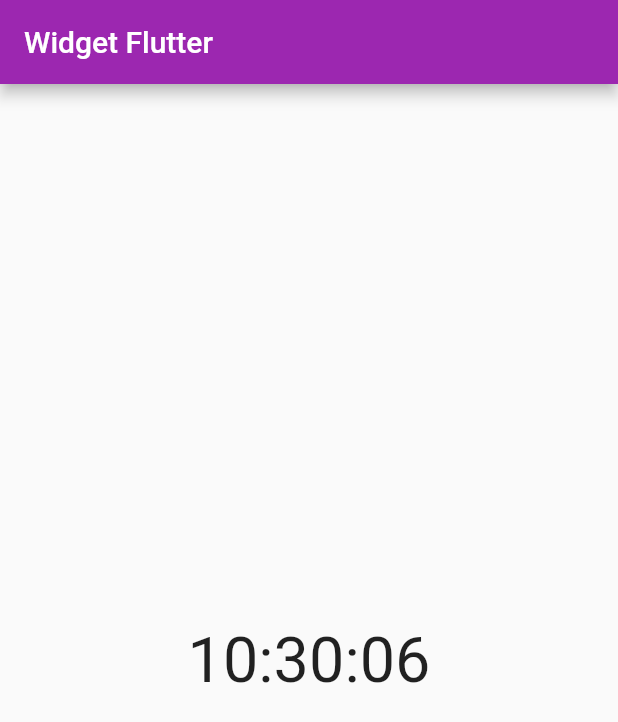
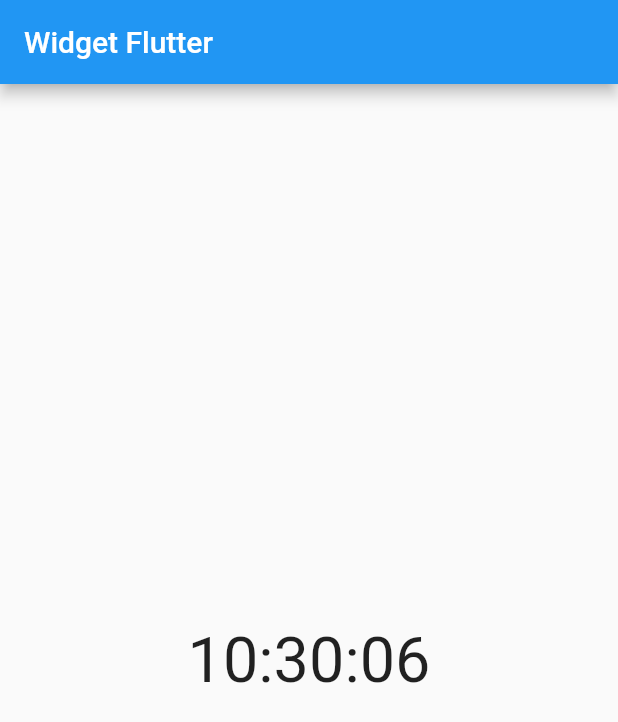
Before and after one commit to naufalulwan/flutter_Naufal-Ulwan, a Flutter app: the screen it shows after launch, on a phone screen of 412 x 824 dp. Shown: the top 722 px of the screen. Run offline on Flutter 3.47's test engine with Material 2 defaults, Android fonts, the phone set to English and light mode, and no system bars.

Commit message:
Melanjutkan task untuk no 2

```diff
--- /dev/null
+++ b/11_Introduction Flutter Widget/praktikum/number1/lib/Page_1/app_bar.dart
@@ -0,0 +1,24 @@
+import 'package:flutter/material.dart';
+import 'package:number1/page_1/home_page.dart';
+
+class Appbar extends StatelessWidget {
+  const Appbar({
+    Key? key,
+    required this.title,
+    required this.background,
+  }) : super(key: key);
+  final Color background;
+  final String title;
+  @override
+  Widget build(BuildContext context) {
+    return MaterialApp(
+      home: Scaffold(
+        appBar: AppBar(
+          title: Text(title),
+          backgroundColor: background,
+        ),
+        body: HomePage(),
+      ),
+    );
+  }
+}
--- /dev/null
+++ b/11_Introduction Flutter Widget/praktikum/number1/lib/Page_1/clock.dart
@@ -0,0 +1,36 @@
+import 'package:flutter/material.dart';
+import 'dart:async';
+
+class Clock extends StatefulWidget {
+  const Clock({Key? key}) : super(key: key);
+  @override
+  State<Clock> createState() => _ClockState();
+}
+
+class _ClockState extends State<Clock> {
+  var time = 'Hello world';
+  @override
+  Widget build(BuildContext context) {
+    return Container(
+      child: Text(
+        time,
+        style: TextStyle(
+          fontSize: 42,
+        ),
+      ),
+    );
+  }
+
+  startTime() {
+    Timer.periodic(const Duration(seconds: 1), (_) {
+      var now = DateTime.now();
+      var formatedTime =
+          "${now.hour.toString()}:${now.minute.toString().padLeft(2, '0')}:${now.second.toString().padLeft(2, '0')}";
+      setState(() {
+        time = formatedTime;
+      });
+    });
+  }
+
+  initState() => startTime();
+}
--- /dev/null
+++ b/11_Introduction Flutter Widget/praktikum/number1/lib/Page_1/home_page.dart
@@ -0,0 +1,17 @@
+import 'package:flutter/material.dart';
+import 'dart:async';
+
+import 'package:number1/Page_1/clock.dart';
+
+class HomePage extends StatelessWidget {
+  const HomePage({Key? key}) : super(key: key);
+
+  @override
+  Widget build(BuildContext context) {
+    return Scaffold(
+      body: Center(
+        child: Clock(),
+      ),
+    );
+  }
+}
--- /dev/null
+++ b/11_Introduction Flutter Widget/praktikum/number1/lib/Page_1/my_app.dart
@@ -0,0 +1,15 @@
+import 'package:flutter/material.dart';
+import 'package:number1/Page_1/app_bar.dart';
+
+class MyApp extends StatelessWidget {
+  @override
+  Widget build(BuildContext context) {
+    return const MaterialApp(
+      title: 'Tugas Flutter',
+      home: Appbar(
+        title: "Widget Flutter",
+        background: Colors.blue,
+      ),
+    );
+  }
+}
--- a/11_Introduction Flutter Widget/praktikum/number1/lib/main.dart
+++ b/11_Introduction Flutter Widget/praktikum/number1/lib/main.dart
@@ -1,46 +1,50 @@
 import 'package:flutter/material.dart';
-import 'dart:async';
+import 'package:number1/page_1/my_app.dart';
 
-void main() => runApp(MyHome());
+void main() => runApp(MyApp());
 
-class MyHome extends StatefulWidget {
-  const MyHome({Key? key}) : super(key: key);
+// Task No.1
 
-  @override
-  State<MyHome> createState() => _MyHomeState();
-}
+// void main() => runApp(MyHome());
 
-class _MyHomeState extends State<MyHome> {
-  var time = 'Clock';
-  @override
-  Widget build(BuildContext context) {
-    return MaterialApp(
-      home: Scaffold(
-        appBar: AppBar(
-          title: Text("Widget Flutter"),
-          backgroundColor: Colors.purple,
-        ),
-        body: Center(
-          child: Text(
-            time,
-            style: const TextStyle(fontSize: 42),
-          ),
-        ),
-      ),
-    );
-  }
+// class MyHome extends StatefulWidget {
+//   const MyHome({Key? key}) : super(key: key);
 
-  void startTime() {
-    Timer.periodic(const Duration(seconds: 1), (_) {
-      var now = DateTime.now();
-      var formatedTime =
-          "${now.hour.toString()}:${now.minute.toString().padLeft(2, '0')}:${now.second.toString().padLeft(2, '0')}";
-      setState(() {
-        time = formatedTime;
-      });
-    });
-  }
+//   @override
+//   State<MyHome> createState() => _MyHomeState();
+// }
 
-  @override
-  void initState() => startTime();
-}
+// class _MyHomeState extends State<MyHome> {
+//   var time = 'Clock';
+//   @override
+//   Widget build(BuildContext context) {
+//     return MaterialApp(
+//       home: Scaffold(
+//         appBar: AppBar(
+//           title: Text("Widget Flutter"),
+//           backgroundColor: Colors.purple,
+//         ),
+//         body: Center(
+//           child: Text(
+//             time,
+//             style: const TextStyle(fontSize: 42),
+//           ),
+//         ),
+//       ),
+//     );
+//   }
+
+//   void startTime() {
+//     Timer.periodic(const Duration(seconds: 1), (_) {
+//       var now = DateTime.now();
+//       var formatedTime =
+//           "${now.hour.toString()}:${now.minute.toString().padLeft(2, '0')}:${now.second.toString().padLeft(2, '0')}";
+//       setState(() {
+//         time = formatedTime;
+//       });
+//     });
+//   }
+
+//   @override
+//   void initState() => startTime();
+// }
```
Also changed, not shown: 1 other file.
